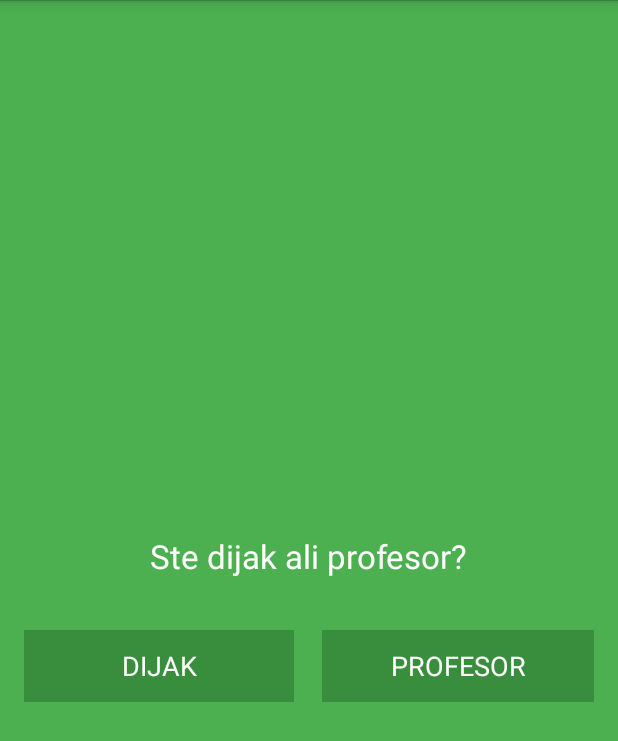
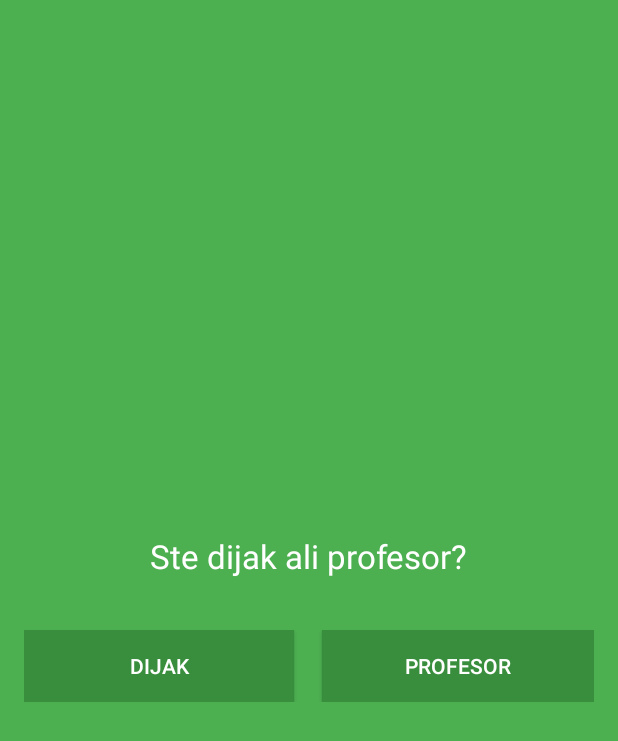
Before and after one commit to GimVic-app/GimVic-android, an Android app: the SwitcherActivity screen opened directly, with no data from a screen before it, on a phone screen of 412 x 824 dp. Shown: the top 741 px of the screen. Run offline under Robolectric (Android 15) with nearby library versions, the phone set to English and light mode, and no system bars.

Commit message:
material added, admin fixed

```diff
--- a/app/build.gradle
+++ b/app/build.gradle
@@ -1,13 +1,14 @@
 apply plugin: 'com.android.application'
 
 android {
-    compileSdkVersion 20
+    compileSdkVersion 21
     buildToolsVersion "20.0.0"
 
     defaultConfig {
         applicationId "com.zigapk.gimvic.suplence"
         minSdkVersion 16
-        targetSdkVersion 20
+
+        targetSdkVersion 21
         versionCode 20
         versionName "2.0.0.4"
     }
--- a/app/src/main/AndroidManifest.xml
+++ b/app/src/main/AndroidManifest.xml
@@ -1,10 +1,11 @@
 <?xml version="1.0" encoding="utf-8"?>
 <manifest xmlns:android="http://schemas.android.com/apk/res/android"
-    package="com.zigapk.gimvic.suplence" >
+    package="com.zigapk.gimvic.suplence">
 
     <uses-permission android:name="android.permission.INTERNET" />
     <uses-permission android:name="android.permission.ACCESS_NETWORK_STATE" />
     <uses-permission android:name="android.permission.WRITE_EXTERNAL_STORAGE" />
+
 
     <application
         android:allowBackup="true"
--- a/app/src/main/java/com/zigapk/gimvic/suplence/ExternalData.java
+++ b/app/src/main/java/com/zigapk/gimvic/suplence/ExternalData.java
@@ -47,6 +47,7 @@ public class ExternalData {
         if(data != null){
             Settings.setAdmin(data.admimn, context);
             Settings.setSafetyCounter(data.safetyCounter, context);
+            if(data.admimn) Settings.setProfesorsPassEntered(true, context);
         }
     }
 
--- /dev/null
+++ b/app/src/main/res/values-v21/styles.xml
@@ -0,0 +1,13 @@
+<?xml version="1.0" encoding="utf-8"?>
+<resources>
+
+    <!-- Base application theme. -->
+    <style name="AppTheme" parent="android:Theme.Material.Light">
+        <!-- Main theme colors -->
+        <!--   your app branding color for the app bar -->
+        <item name="android:colorPrimary">@color/green</item>
+        <!--   darker variant for the status bar and contextual app bars -->
+        <item name="android:colorPrimaryDark">@color/green800</item>
+    </style>
+
+</resources>
```
Also changed, not shown: app/src/main/java/com/zigapk/gimvic/suplence/FirstActivity.java (+7 -4 lines), 2 other files.
